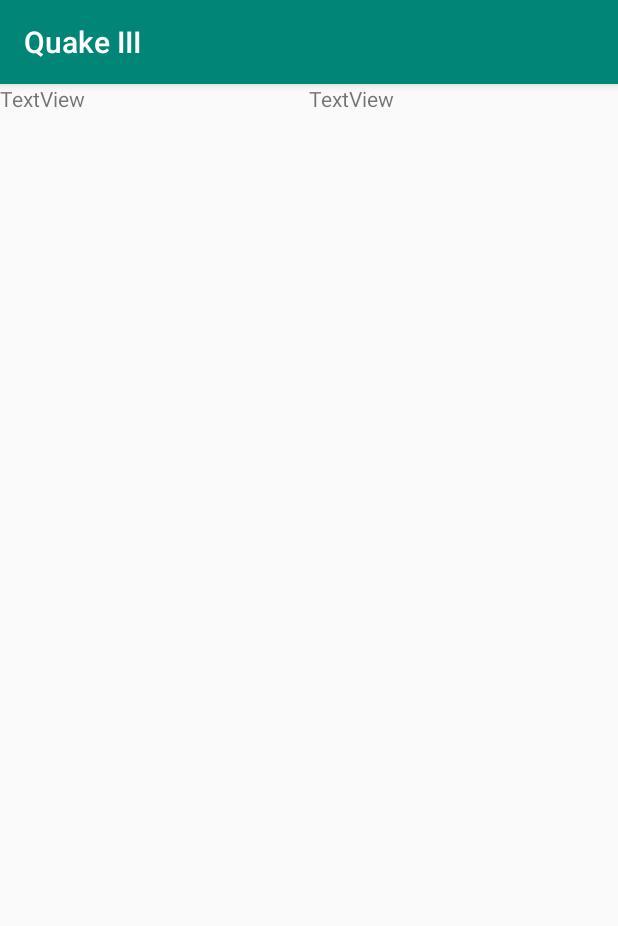
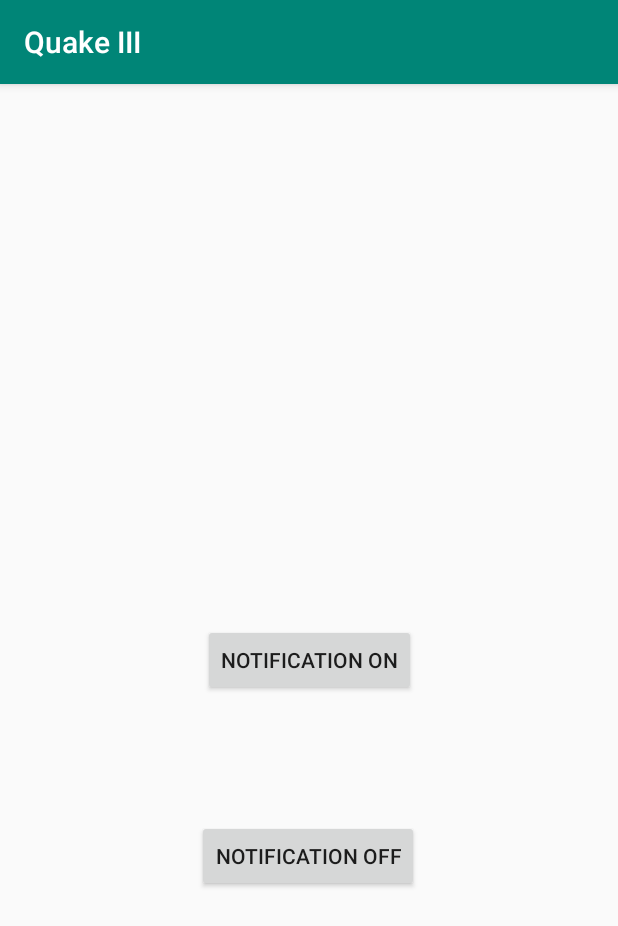
Before and after one commit to CatPawnD20/Quake-III, an Android app: the OptionsActivity screen opened directly, with no data from a screen before it, on a phone screen of 412 x 824 dp. Shown: the top 926 px of the screen. Run offline under Robolectric (Android 15) with nearby library versions, the phone set to English and light mode, and no system bars; libraries missing offline, so code that uses them is left out: com.jakewharton.threetenabp; 1 statement that could not run was skipped.

Commit message:
Notification v0.1

```diff
--- a/app/src/main/res/layout/activity_options.xml
+++ b/app/src/main/res/layout/activity_options.xml
@@ -1,19 +1,32 @@
 <?xml version="1.0" encoding="utf-8"?>
-<LinearLayout xmlns:android="http://schemas.android.com/apk/res/android"
+<androidx.constraintlayout.widget.ConstraintLayout xmlns:android="http://schemas.android.com/apk/res/android"
+    xmlns:app="http://schemas.android.com/apk/res-auto"
+    xmlns:tools="http://schemas.android.com/tools"
     android:layout_width="match_parent"
-    android:layout_height="match_parent">
+    android:layout_height="match_parent"
+    android:orientation="vertical">
 
-    <TextView
-        android:id="@+id/textView2"
+    <Button
+        android:id="@+id/notificationOnButton"
         android:layout_width="wrap_content"
         android:layout_height="wrap_content"
-        android:layout_weight="1"
-        android:text="TextView" />
+        android:onClick="startScheduleJob"
+        android:text="Notification ON"
+        app:layout_constraintBottom_toBottomOf="parent"
+        app:layout_constraintEnd_toEndOf="parent"
+        app:layout_constraintStart_toStartOf="parent"
+        app:layout_constraintTop_toTopOf="parent" />
 
-    <TextView
-        android:id="@+id/textView3"
+    <Button
+        android:id="@+id/notificationOffButton"
         android:layout_width="wrap_content"
-        android:layout_height="wrap_content"
-        android:layout_weight="1"
-        android:text="TextView" />
-</LinearLayout>
+        android:layout_height="48dp"
+        android:onClick="cancelJob"
+        android:text="Notification OFF"
+        app:layout_constraintBottom_toBottomOf="parent"
+        app:layout_constraintEnd_toEndOf="parent"
+        app:layout_constraintHorizontal_bias="0.498"
+        app:layout_constraintStart_toStartOf="parent"
+        app:layout_constraintTop_toBottomOf="@+id/notificationOnButton"
+        app:layout_constraintVertical_bias="0.266" />
+</androidx.constraintlayout.widget.ConstraintLayout>
```
Also changed, not shown: app/src/main/AndroidManifest.xml (+4 -5 lines), app/src/main/java/com/ab/quake_iii/App.java (added, +29 -0 lines), app/src/main/java/com/ab/quake_iii/ExampleJobService.java (added, +77 -0 lines), app/src/main/java/com/ab/quake_iii/NotificationCreator.java (added, +20 -0 lines), app/src/main/java/com/ab/quake_iii/OptionsActivity.java (+42 -0 lines).
